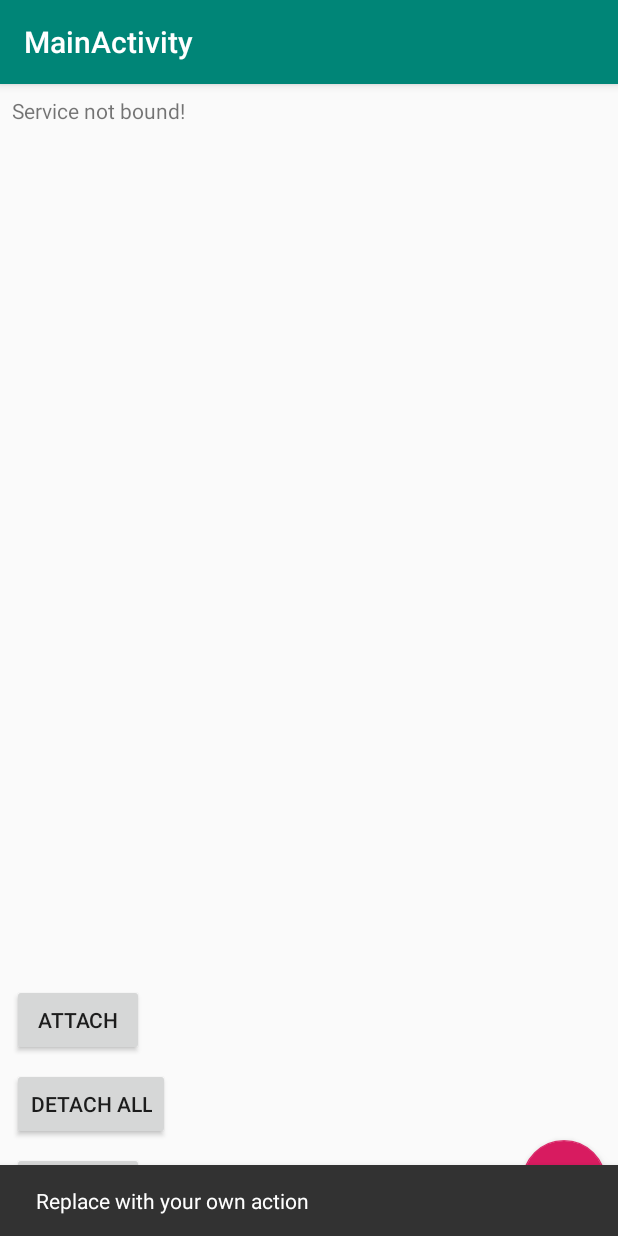
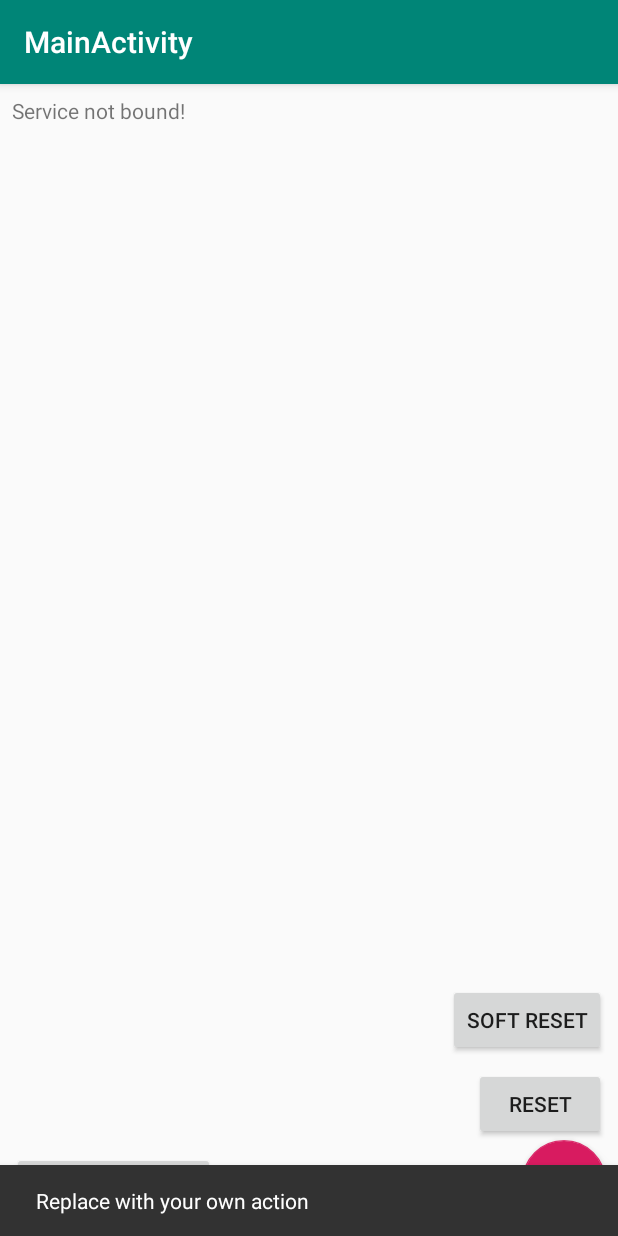
Before and after one commit to Murnto/PupilPicoflexxAndroid, an Android app: the screen it shows after launch (MainActivity), after a tap on an icon or button, on a phone screen of 412 x 824 dp. Run offline under Robolectric (Android 15) with nearby library versions, the phone set to English and light mode, and no system bars; libraries missing offline, so code that uses them is left out: org.zeromq, org.zeromq.czmq, org.zeromq.zyre; 2 statements that could not run were skipped.

Commit message:
MainActivity: Replace debug button actions

```diff
--- a/app/src/main/java/com/example/picoflexxtest/MainActivity.kt
+++ b/app/src/main/java/com/example/picoflexxtest/MainActivity.kt
@@ -66,11 +66,11 @@ class MainActivity : AppCompatActivity() {
         btnReset.setOnClickListener {
             waitService { it.restartManager() }
         }
-        btnDetachAll.setOnClickListener {
-            waitService { it.detachAll() }
+        btnPingSensors.setOnClickListener {
+            waitService { it.checkAllSensors() }
         }
-        btnAttach.setOnClickListener {
-            waitService { it.attach() }
+        btnSoftReset.setOnClickListener {
+            waitService { it.restartManager(soft = true) }
         }
 
         Log.i(TAG, "Will start+bind NdsiService")
@@ -134,6 +134,10 @@ class MainActivity : AppCompatActivity() {
 
                     waitService { it.attach() }
                 }
+            } else if (intent.action == UsbManager.ACTION_USB_DEVICE_DETACHED) {
+                waitService {
+                    it.checkAllSensors()
+                }
             }
         }
     }
--- a/app/src/main/res/layout/activity_main2.xml
+++ b/app/src/main/res/layout/activity_main2.xml
@@ -47,13 +47,12 @@
         android:id="@+id/btnReset"
         android:layout_width="wrap_content"
         android:layout_height="wrap_content"
-        android:layout_marginStart="8dp"
-        android:layout_marginBottom="8dp"
+        android:layout_marginEnd="8dp"
         android:text="Reset"
         app:layout_anchor="@+id/include"
         app:layout_anchorGravity="top|center"
-        app:layout_constraintBottom_toBottomOf="parent"
-        app:layout_constraintStart_toStartOf="parent" />
+        app:layout_constraintBottom_toTopOf="@+id/fab"
+        app:layout_constraintEnd_toEndOf="parent" />
 
     <TextView
         android:id="@+id/lblStatus"
@@ -66,23 +65,23 @@
         app:layout_constraintTop_toBottomOf="@+id/appBarLayout" />
 
     <Button
-        android:id="@+id/btnDetachAll"
+        android:id="@+id/btnPingSensors"
         android:layout_width="wrap_content"
         android:layout_height="wrap_content"
         android:layout_marginStart="8dp"
         android:layout_marginBottom="8dp"
-        android:text="Detach All"
-        app:layout_constraintBottom_toTopOf="@+id/btnReset"
+        android:text="Check Sensors"
+        app:layout_constraintBottom_toBottomOf="parent"
         app:layout_constraintStart_toStartOf="parent" />
 
     <Button
-        android:id="@+id/btnAttach"
+        android:id="@+id/btnSoftReset"
         android:layout_width="wrap_content"
         android:layout_height="wrap_content"
-        android:layout_marginStart="8dp"
+        android:layout_marginEnd="8dp"
         android:layout_marginBottom="8dp"
-        android:text="Attach"
-        app:layout_constraintBottom_toTopOf="@+id/btnDetachAll"
-        app:layout_constraintStart_toStartOf="parent" />
+        android:text="Soft Reset"
+        app:layout_constraintBottom_toTopOf="@+id/btnReset"
+        app:layout_constraintEnd_toEndOf="parent" />
 
 </android.support.constraint.ConstraintLayout>
```
